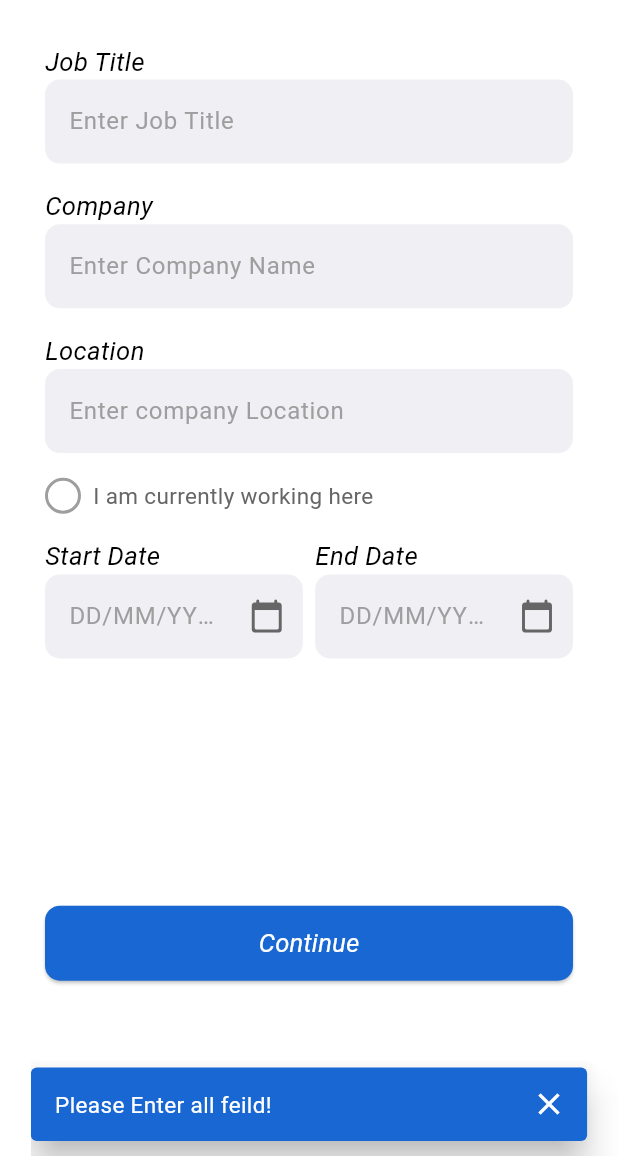
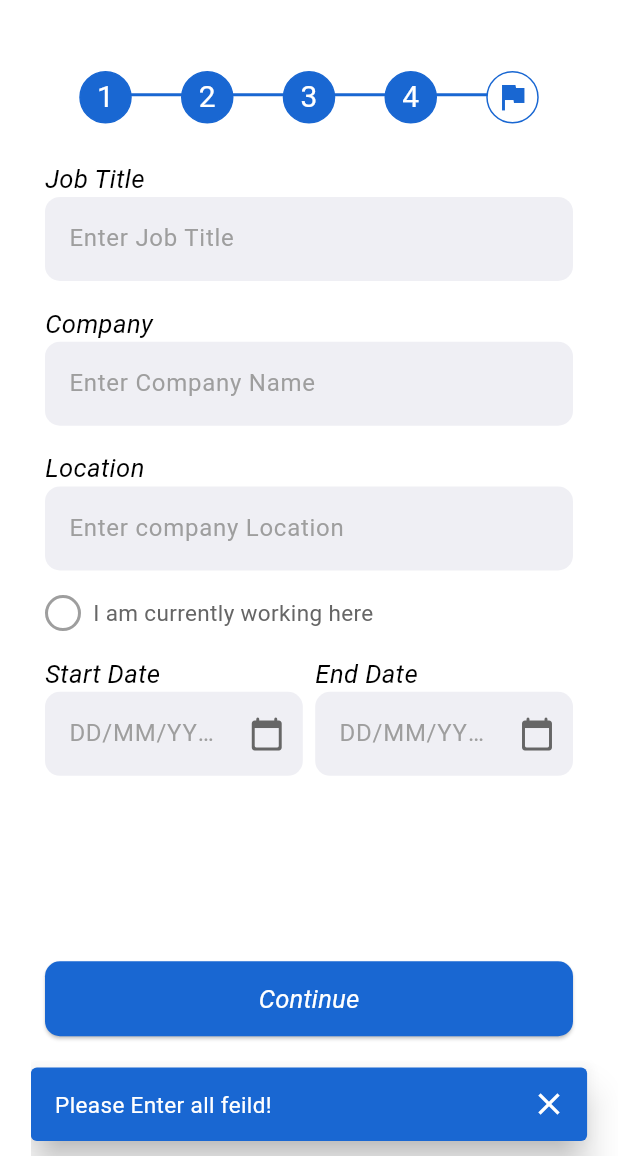
Before and after one commit to rafay99-epic/Dienstleistro, a Flutter app: the Experience screen opened directly, after a tap on "Continue", on a phone screen of 412 x 824 dp, the part 80-1236 px from its top. Run offline on Flutter 3.47's test engine with Material 3 defaults, Android fonts, the phone set to English and light mode, and no system bars; our stand-ins replace carousel_slider, firebase_auth, firebase_core, flutter_animation_progress_bar, flutter_rating_bar, font_awesome_flutter and 7 more; accounts and stored records are empty; network calls fail; Roboto replaces fonts that are missing (ABeeZee).

Commit message:
All timeline added

```diff
--- a/lib/frontend/screens/functionality/ProfileCreate/Experience.dart
+++ b/lib/frontend/screens/functionality/ProfileCreate/Experience.dart
@@ -5,6 +5,7 @@ import 'package:dienstleisto/frontend/widgets/button.dart';
 import 'package:dienstleisto/frontend/widgets/oneradio.dart';
 import 'package:dienstleisto/frontend/widgets/textStyle.dart';
 import 'package:dienstleisto/frontend/widgets/textfeild.dart';
+import 'package:dienstleisto/frontend/widgets/timeline.dart';
 import 'package:flutter/material.dart';
 import 'package:page_transition/page_transition.dart';
 
@@ -70,6 +71,12 @@ class _ExperienceState extends State<Experience> {
           padding: const EdgeInsets.only(left: 30, right: 30),
           child: Column(
             children: <Widget>[
+              SizedBox(
+                height: size.height * 0.01,
+              ),
+              Timeline(
+                currentStep: 3,
+              ),
               const Align(
                 alignment: Alignment.centerLeft,
                 child: MyText(
@@ -198,7 +205,7 @@ class _ExperienceState extends State<Experience> {
                 ],
               ),
               SizedBox(
-                height: size.height * 0.20,
+                height: size.height * 0.15,
               ),
               CustomButton(
                 onPressed: () {
--- /dev/null
+++ b/lib/frontend/widgets/timeline.dart
@@ -0,0 +1,181 @@
+// ignore_for_file: public_member_api_docs, sort_constructors_first, must_be_immutable, library_private_types_in_public_api
+import 'package:flutter/material.dart';
+
+// Version 03:
+class Timeline extends StatefulWidget {
+  int currentStep;
+
+  Timeline({
+    Key? key,
+    required this.currentStep,
+  }) : super(key: key);
+
+  @override
+  _TimelineState createState() => _TimelineState();
+}
+
+class _TimelineState extends State<Timeline> {
+  @override
+  Widget build(BuildContext context) {
+    return Container(
+      height: 70.0,
+      child: Stack(
+        children: [
+          CustomPaint(
+            size: Size(double.infinity, 70.0),
+            painter: LinePainter(),
+          ),
+          Row(
+            mainAxisAlignment: MainAxisAlignment.spaceEvenly,
+            children: List.generate(5, (index) {
+              return GestureDetector(
+                onTap: () {
+                  setState(() {
+                    widget.currentStep = index;
+                  });
+                },
+                child: Container(
+                  width: 35.0,
+                  height: 35.0,
+                  margin: const EdgeInsets.all(10.0),
+                  decoration: BoxDecoration(
+                    shape: BoxShape.circle,
+                    color: widget.currentStep >= index
+                        ? Theme.of(context).colorScheme.secondary
+                        : Theme.of(context).colorScheme.background,
+                    border: Border.all(
+                      color: Theme.of(context).colorScheme.secondary,
+                      width: 1.0,
+                    ),
+                  ),
+                  child: Center(
+                    child: index == 4
+                        ? Icon(
+                            Icons.flag,
+                            color: widget.currentStep >= index
+                                ? Theme.of(context).colorScheme.background
+                                : Theme.of(context).colorScheme.secondary,
+                          )
+                        : Text(
+                            '${index + 1}',
+                            style: TextStyle(
+                              color: widget.currentStep >= index
+                                  ? Theme.of(context).colorScheme.background
+                                  : Theme.of(context).colorScheme.secondary,
+                              fontSize: 20.0,
+                            ),
+                          ),
+                  ),
+                ),
+              );
+            }),
+          ),
+          // Row(
+          //   mainAxisAlignment: MainAxisAlignment.spaceEvenly,
+          //   children: List.generate(
+          //     5,
+          //     (index) {
+          //       return GestureDetector(
+          //         onTap: () {
+          //           setState(() {
+          //             widget.currentStep = index;
+          //           });
+          //         },
+          //         child: Container(
+          //           width: 35.0,
+          //           height: 35.0,
+          //           margin: const EdgeInsets.all(10.0),
+          //           decoration: BoxDecoration(
+          //             shape: BoxShape.circle,
+          //             color: widget.currentStep >= index
+          //                 ? Theme.of(context).colorScheme.secondary
+          //                 : Theme.of(context).colorScheme.background,
+          //             border: Border.all(
+          //               color: Theme.of(context).colorScheme.secondary,
+          //               width: 1.0,
+          //             ),
+          //           ),
+          //           child: Center(
+          //             child: Text(
+          //               '${index + 1}',
+          //               style: TextStyle(
+          //                 color: widget.currentStep >= index
+          //                     ? Theme.of(context).colorScheme.background
+          //                     : Theme.of(context).colorScheme.secondary,
+          //                 fontSize: 20.0,
+          //               ),
+          //             ),
+          //           ),
+          //         ),
+          //       );
+          //     },
+          //   ),
+          // ),
+
+          // Row(
+          //   mainAxisAlignment: MainAxisAlignment.spaceEvenly,
+          //   children: List.generate(5, (index) {
+          //     return GestureDetector(
+          //       onTap: () {
+          //         setState(() {
+          //           widget.currentStep = index;
+          //         });
+          //       },
+          //       child: Container(
+          //         width: 35.0,
+          //         height: 35.0,
+          //         margin: const EdgeInsets.all(10.0),
+          //         decoration: BoxDecoration(
+          //           shape: BoxShape.circle,
+          //           color: widget.currentStep == index
+          //               ? Theme.of(context).colorScheme.secondary
+          //               : Theme.of(context).colorScheme.background,
+          //           border: Border.all(
+          //             color: Theme.of(context).colorScheme.secondary,
+          //             width: 1.0,
+          //           ),
+          //         ),
+          //         child: Center(
+          //           child: Text(
+          //             '${index + 1}',
+          //             style: TextStyle(
+          //               color: widget.currentStep == index
+          //                   ? Theme.of(context).colorScheme.background
+          //                   : Theme.of(context).colorScheme.secondary,
+          //               fontSize: 20.0,
+          //             ),
+          //           ),
+          //         ),
+          //       ),
+          //     );
+          //   }),
+          // ),
+        ],
+      ),
+    );
+  }
+}
+
+class LinePainter extends CustomPainter {
+  @override
+  void paint(Canvas canvas, Size size) {
+    final paint = Paint()
+      ..color = const Color.fromRGBO(25, 103, 210, 1)
+      ..strokeWidth = 2.0;
+
+    const circleRadius = 30.0;
+    final circleSpacing = (size.width - circleRadius * 5) / 6;
+
+    for (var i = 0; i < 4; i++) {
+      final startX =
+          circleSpacing + circleRadius / 2 + i * (circleRadius + circleSpacing);
+      final endX = startX + circleRadius + circleSpacing;
+      final y = size.height / 2.7;
+
+      canvas.drawLine(Offset(startX, y), Offset(endX, y), paint);
+    }
+  }
+
+  @override
+  bool shouldRepaint(CustomPainter oldDelegate) => false;
+}
```
Also changed, not shown: lib/frontend/screens/functionality/ProfileCreate/Education.dart (+8 -1 lines), lib/frontend/screens/functionality/ProfileCreate/JobPreference.dart (+9 -2 lines), lib/frontend/screens/functionality/ProfileCreate/Location.dart (+8 -1 lines), lib/frontend/screens/functionality/ProfileCreate/PersonalInformation.dart (+11 -1 lines), lib/frontend/screens/functionality/ProfileCreate/createProfile.dart (deleted, +0 -262 lines).
